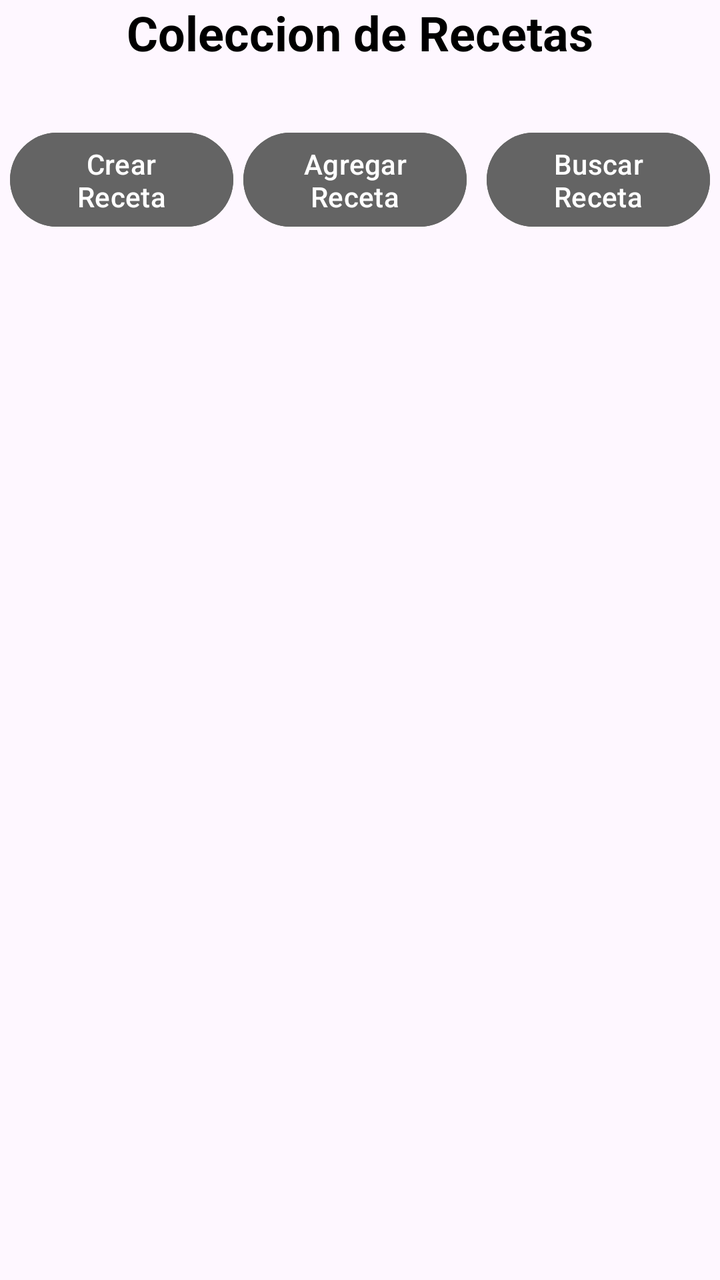
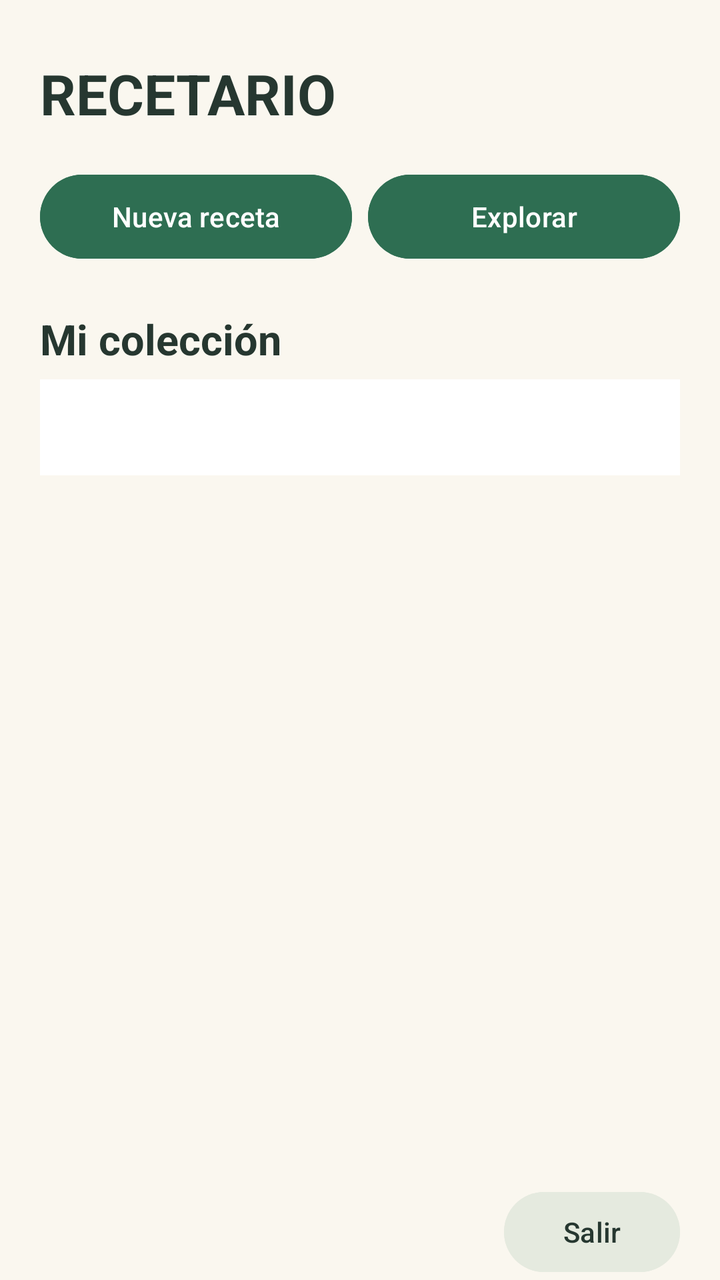

Screens rendered from an Android XML layout before and after an edit, with the pre-edit source and the edit as a unified diff.
<!-- AndroidManifest.xml: application theme Theme.ObligatorioRecetas -->
<!-- res/layout/activity_main.xml -->
<?xml version="1.0" encoding="utf-8"?>
<LinearLayout xmlns:android="http://schemas.android.com/apk/res/android"
    xmlns:app="http://schemas.android.com/apk/res-auto"
    xmlns:tools="http://schemas.android.com/tools"
    android:id="@+id/main"
    android:layout_width="match_parent"
    android:layout_height="wrap_content"
    android:orientation="vertical"
    tools:context=".MainActivity">

    <TextView
        android:layout_width="match_parent"
        android:layout_height="wrap_content"
        android:text="Coleccion de Recetas"
        android:textAlignment="center"
        android:textColor="#000000"
        android:textSize="24sp"
        android:textStyle="bold" />

    <LinearLayout
        android:layout_width="match_parent"
        android:layout_height="wrap_content"
        android:layout_marginTop="30dp"
        android:orientation="horizontal">

        <Button
            android:id="@+id/btnCrear"
            android:layout_width="0dp"
            android:layout_height="55dp"
            android:layout_gravity="center"
            android:layout_marginLeft="5dp"
            android:layout_marginRight="5dp"
            android:layout_weight="1"
            android:backgroundTint="#646464"
            android:text="Crear Receta"
            android:textColorLink="#ff6750a4" />

        <Button
            android:id="@+id/btnAgregar"
            android:layout_width="0dp"
            android:layout_height="55dp"
            android:layout_marginRight="5dp"
            android:layout_weight="1"
            android:backgroundTint="#646464"
            android:text="Agregar Receta" />

        <Button
            android:id="@+id/btnBuscar"
            android:layout_width="0dp"
            android:layout_height="55dp"
            android:layout_gravity="center"
            android:layout_marginLeft="5dp"
            android:layout_marginRight="5dp"
            android:layout_weight="1"
            android:backgroundTint="#646464"
            android:text="Buscar Receta" />


    </LinearLayout>

    <androidx.recyclerview.widget.RecyclerView
        android:layout_width="match_parent"
        android:layout_height="44dp"
        android:layout_marginTop="30dp"/>



</LinearLayout>
<!-- resources referenced by this layout -->
<resources>
  <style name="Theme.ObligatorioRecetas" parent="Base.Theme.ObligatorioRecetas" />
  <style name="Base.Theme.ObligatorioRecetas" parent="Theme.Material3.DayNight.NoActionBar">
          
          
      </style>
</resources>

<!-- the commit's change to res/layout/activity_main.xml (unified diff, before → after) -->
@@ -4,65 +4,93 @@
     xmlns:tools="http://schemas.android.com/tools"
     android:id="@+id/main"
     android:layout_width="match_parent"
-    android:layout_height="wrap_content"
+    android:layout_height="match_parent"
+    tools:context=".MainActivity"
+    android:background="#FAF7EF"
     android:orientation="vertical"
-    tools:context=".MainActivity">
+    android:paddingStart="20dp"
+    android:paddingTop="20dp"
+    android:paddingEnd="20dp">
 
     <TextView
+        android:id="@+id/greetingText"
         android:layout_width="match_parent"
         android:layout_height="wrap_content"
-        android:text="Coleccion de Recetas"
-        android:textAlignment="center"
-        android:textColor="#000000"
-        android:textSize="24sp"
+        android:layout_marginTop="8dp"
+        android:text="RECETARIO"
+        android:textColor="#263730"
+        android:textSize="28sp"
         android:textStyle="bold" />
 
     <LinearLayout
         android:layout_width="match_parent"
         android:layout_height="wrap_content"
-        android:layout_marginTop="30dp"
+        android:layout_marginTop="18dp"
         android:orientation="horizontal">
 
         <Button
-            android:id="@+id/btnCrear"
+            android:id="@+id/newRecipeButton"
             android:layout_width="0dp"
-            android:layout_height="55dp"
-            android:layout_gravity="center"
-            android:layout_marginLeft="5dp"
-            android:layout_marginRight="5dp"
+            android:layout_height="50dp"
             android:layout_weight="1"
-            android:backgroundTint="#646464"
-            android:text="Crear Receta"
-            android:textColorLink="#ff6750a4" />
+            android:backgroundTint="#2E6E52"
+            android:text="Nueva receta"
+            android:textAllCaps="false" />
 
         <Button
-            android:id="@+id/btnAgregar"
+            android:id="@+id/searchButton"
             android:layout_width="0dp"
-            android:layout_height="55dp"
-            android:layout_marginRight="5dp"
+            android:layout_height="50dp"
+            android:layout_marginStart="8dp"
             android:layout_weight="1"
-            android:backgroundTint="#646464"
-            android:text="Agregar Receta" />
-
-        <Button
-            android:id="@+id/btnBuscar"
-            android:layout_width="0dp"
-            android:layout_height="55dp"
-            android:layout_gravity="center"
-            android:layout_marginLeft="5dp"
-            android:layout_marginRight="5dp"
-            android:layout_weight="1"
-            android:backgroundTint="#646464"
-            android:text="Buscar Receta" />
-
-
+            android:backgroundTint="#2E6E52"
+            android:text="Explorar"
+            android:textAllCaps="false" />
     </LinearLayout>
 
+    <TextView
+        android:id="@+id/recentLabel"
+        android:layout_width="match_parent"
+        android:layout_height="wrap_content"
+        android:layout_marginTop="14dp"
+        android:background="#FFFFFF"
+        android:padding="8dp"
+        android:text="TU ÚLTIMA RECETA"
+        android:textColor="#2E6E52"
+        android:textStyle="bold"
+        android:visibility="gone" />
+
+    <TextView
+        android:id="@+id/collectionTitle"
+        android:layout_width="match_parent"
+        android:layout_height="wrap_content"
+        android:layout_marginTop="22dp"
+        android:text="Mi colección"
+        android:textColor="#263730"
+        android:textSize="21sp"
+        android:textStyle="bold" />
+
+    <Spinner
+        android:id="@+id/categoryFilter"
+        android:layout_width="match_parent"
+        android:layout_height="48dp"
+        android:layout_marginTop="6dp"
+        android:background="#FFFFFF" />
+
     <androidx.recyclerview.widget.RecyclerView
+        android:id="@+id/recipeList"
         android:layout_width="match_parent"
-        android:layout_height="44dp"
-        android:layout_marginTop="30dp"/>
+        android:layout_height="0dp"
+        android:layout_marginTop="8dp"
+        android:layout_weight="1" />
 
-
-
+    <Button
+        android:id="@+id/logoutButton"
+        android:layout_width="wrap_content"
+        android:layout_height="48dp"
+        android:layout_gravity="end"
+        android:backgroundTint="#E5EADF"
+        android:text="Salir"
+        android:textAllCaps="false"
+        android:textColor="#263730" />
 </LinearLayout>
